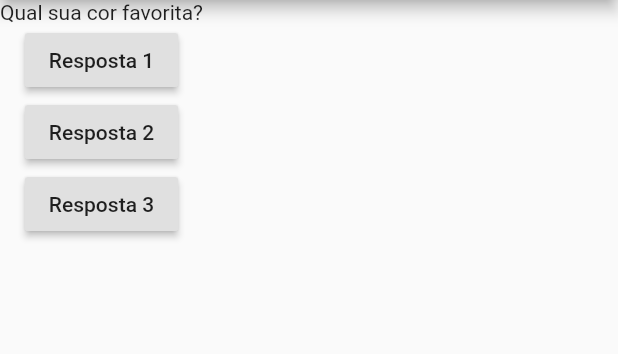
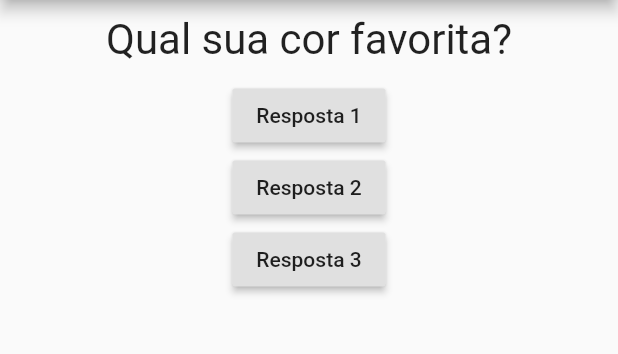
Before and after one commit to niltoncalegari/projeto_perguntas, a Flutter app: the screen it shows after launch, on a phone screen of 412 x 824 dp, the part 84-438 px from its top. Run offline on Flutter 3.47's test engine with Material 2 defaults, Android fonts, the phone set to English and light mode, and no system bars.

Commit message:
Turning questao widget more beauty

```diff
--- a/lib/questao.dart
+++ b/lib/questao.dart
@@ -1,13 +1,22 @@
 import 'package:flutter/material.dart';
 
 class Questao extends StatelessWidget {
-
   final String texto;
 
   const Questao(this.texto);
 
   @override
   Widget build(BuildContext context) {
-    return Text(texto);
+    return Container(
+      width: double.infinity,
+      margin: EdgeInsets.all(10),
+      child: Text(
+        texto,
+        style: TextStyle(
+          fontSize: 28,
+        ),
+        textAlign: TextAlign.center,
+      ),
+    );
   }
 }
```
Also changed, not shown: lib/main.dart (+13 -8 lines).
